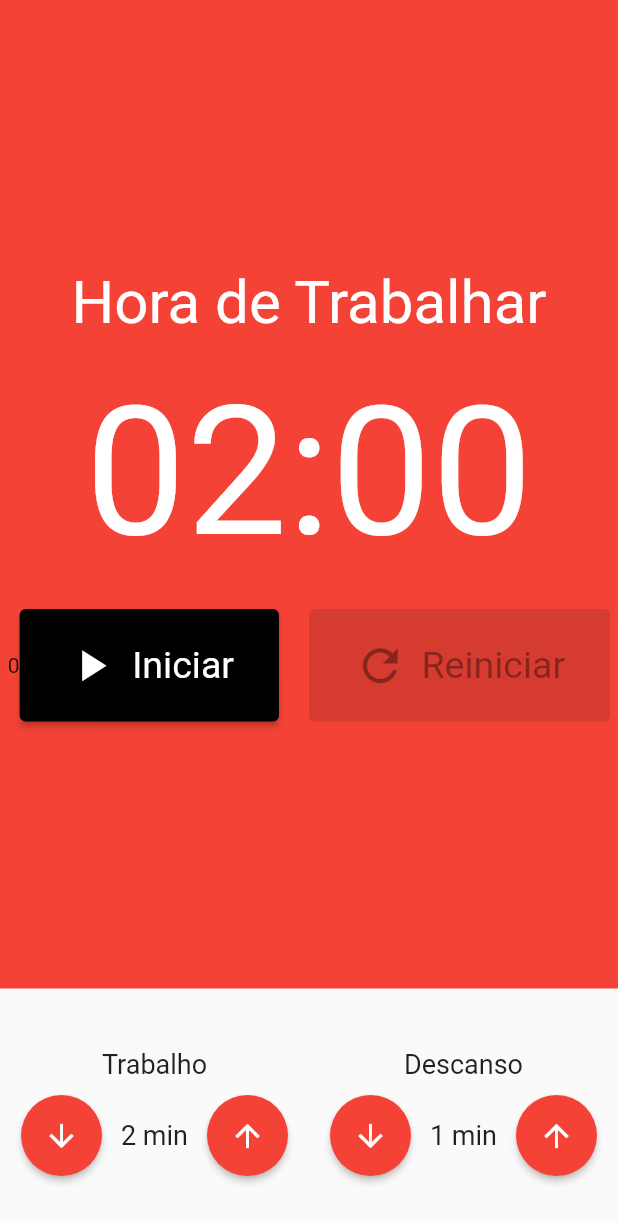
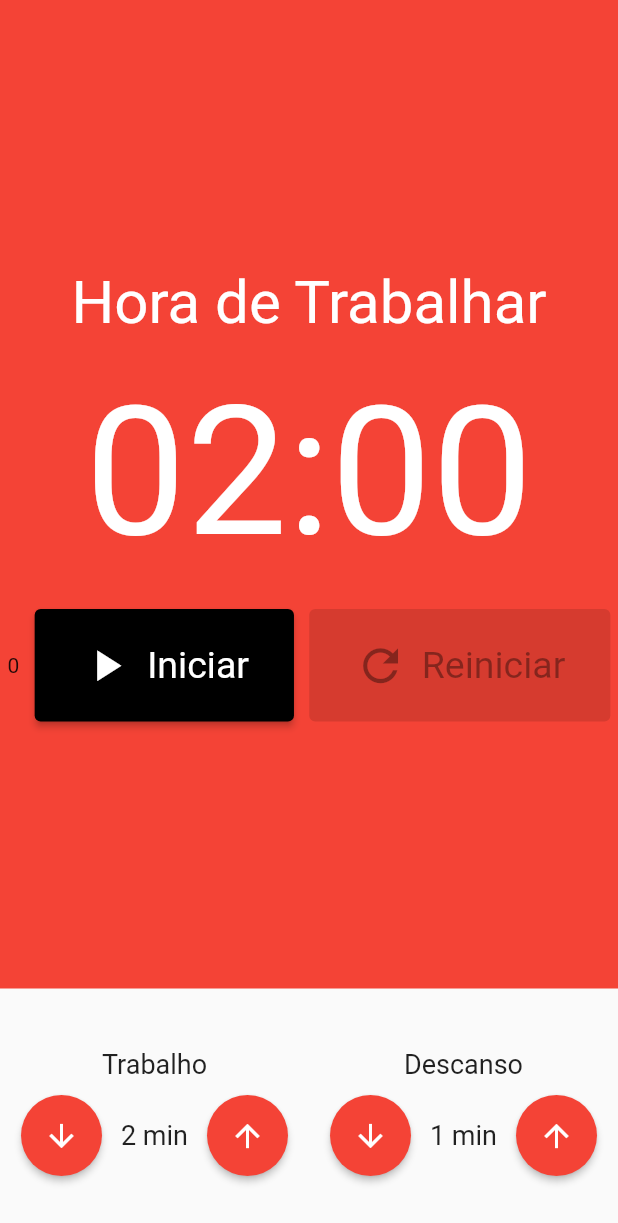
Before and after one commit to vihangel/pomodoro_incompleto, a Flutter app: the screen it shows after launch, on a phone screen of 412 x 824 dp. Shown: the top 1223 px of the screen. Run offline on Flutter 3.47's test engine with Material 2 defaults, Android fonts, the phone set to English and light mode, and no system bars; our stand-ins replace flutter_mobx, mobx; generated files the repository leaves out were written again.

Commit message:
fix button

```diff
--- a/lib/components/cronometro.dart
+++ b/lib/components/cronometro.dart
@@ -34,33 +34,24 @@ class Cronometro extends StatelessWidget {
           const SizedBox(height: 20),
           Observer(
             builder: (_) => Row(
-              mainAxisAlignment: MainAxisAlignment.center,
+              mainAxisAlignment: MainAxisAlignment.spaceAround,
               children: [
                 Text("${store.iniciado}"),
                 if (store.iniciado == 0)
-                  Padding(
-                    padding: const EdgeInsets.only(right: 10),
-                    child: CronometroBotao(
+                  CronometroBotao(
                     texto: "Iniciar",
                     icone: Icons.play_arrow,
                     click: store.iniciar,
                   ),
-                  ),
                 if (store.iniciado == 1)
-                  Padding(
-                    padding: const EdgeInsets.only(right: 10),
-                    child: CronometroBotao(
+                  CronometroBotao(
                     texto: "Parar",
                     icone: Icons.stop,
                     click: store.parar,
                   ),
-                  ),
-                const Padding(
-                  padding: EdgeInsets.only(left: 10),
-                  child: CronometroBotao(
+                CronometroBotao(
                   texto: "Reiniciar",
                   icone: Icons.refresh,
-                  ),
                 ),
               ],
             ),
```
Also changed, not shown: lib/store/pomodoro.store.dart (+10 -0 lines), lib/store/pomodoro.store.g.dart, 1 other file. Lines whose indentation alone changed are shown as unchanged.
